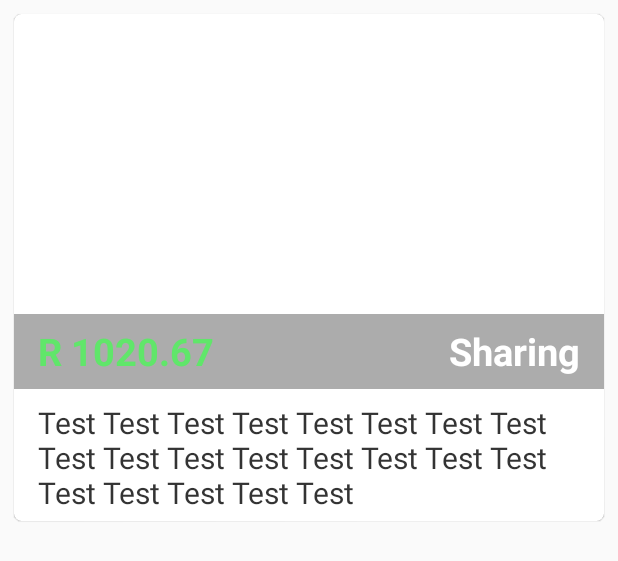
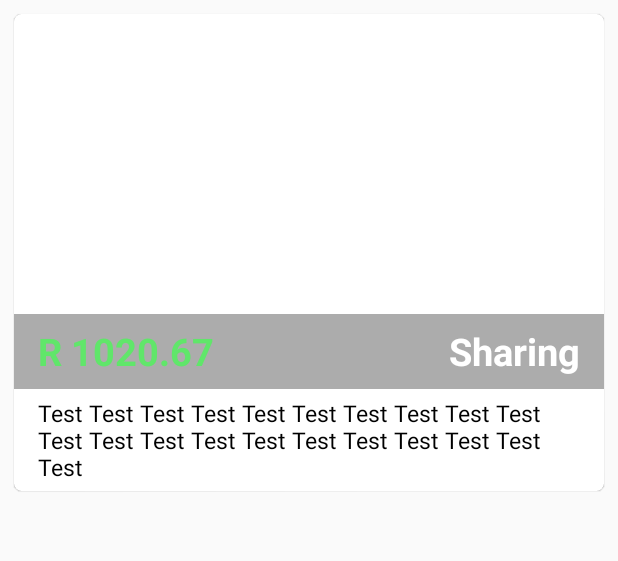
Before and after one commit to dubeboy/classFinderAndroidApp, an Android app: the layout list_item_accom.xml on its own in the app's theme, with its tools: preview values and no code run, on a phone screen of 412 x 824 dp. Shown: the top 561 px of the screen. Run offline under Robolectric (Android 15) with nearby library versions, the phone set to English and light mode, and no system bars.

```diff
--- a/app/src/main/AndroidManifest.xml
+++ b/app/src/main/AndroidManifest.xml
@@ -16,7 +16,7 @@
                 <category android:name="android.intent.category.LAUNCHER" />
             </intent-filter>
         </activity>
-        <activity android:name=".activity.AndroidImageSlider"/>
+        <activity android:name=".activity.AccomImageSlider"/>
     </application>
 
 </manifest>
--- a/app/src/main/java/za/co/metalojiq/classfinder/someapp/adapter/AccomAdapter.java
+++ b/app/src/main/java/za/co/metalojiq/classfinder/someapp/adapter/AccomAdapter.java
@@ -82,8 +82,7 @@ public class AccomAdapter extends RecyclerView.Adapter<AccomAdapter.AccomViewHol
             tvTitle.setText(price);
             tvRoomType.setText(accommodation.getRoomType());
             Picasso.with(itemView.getContext())
-                    .load(ApiClient.HOST_URL + accommodation.getPicture(0).getImageUrl())
-                    .into(accomImageThumb);
+                    .load(ApiClient.HOST_URL + accommodation.getPicture(0).getImageUrl()).into(accomImageThumb);
 //            built in onClick listener for a view.. nice!!
             itemView.setOnClickListener(new View.OnClickListener() {
                 @Override
--- a/app/src/main/java/za/co/metalojiq/classfinder/someapp/model/AccommodationResponse.java
+++ b/app/src/main/java/za/co/metalojiq/classfinder/someapp/model/AccommodationResponse.java
@@ -9,7 +9,7 @@ import java.util.List;
  */
 
 
-//this class is useful when sending extra data with the json
+//this class is useful when recieving extra data with the json
 public class AccommodationResponse {
 
 //    @SerializedName("page")
--- a/app/src/main/res/layout/list_item_accom.xml
+++ b/app/src/main/res/layout/list_item_accom.xml
@@ -13,12 +13,11 @@
         android:layout_marginLeft="9dp"
         android:layout_marginRight="9dp"
         android:layout_marginBottom="9dp"
-        card_view:cardElevation="0.5dp"
-      >
+        card_view:cardElevation="0.5dp">
         <RelativeLayout
             android:id="@+id/top_layout"
             android:layout_width="fill_parent"
-            android:layout_height="338dp">
+            android:layout_height="wrap_content">
 
             <ImageView
                 android:id="@+id/img_thumbnail"
@@ -69,11 +68,10 @@
                 android:paddingRight="@dimen/activity_horizontal_margin"
                 android:paddingTop="5dp"
                 android:paddingBottom="5dp"
-                android:alpha="0.8"
                 android:textColor="#000"
-                android:textSize="20dp"
+                android:textSize="15dp"
                 android:text="Test Test Test Test Test Test Test Test Test Test Test Test Test Test Test Test Test Test Test Test Test"
-                android:layout_alignParentBottom="true"
+                android:layout_below="@+id/tv_title"
                 android:layout_alignParentLeft="true"
                 android:layout_alignParentStart="true" />
         </RelativeLayout>
--- a/app/src/main/res/menu/menu_main2.xml
+++ b/app/src/main/res/menu/menu_main.xml
@@ -7,4 +7,9 @@
         android:orderInCategory="100"
         android:title="@string/action_settings"
         app:showAsAction="never" />
+    <item
+        android:id="@+id/action_slider"
+        android:orderInCategory="200"
+        android:title="Show slides nikka"
+        app:showAsAction="never" />
 </menu>
--- a/app/src/main/res/values/colors.xml
+++ b/app/src/main/res/values/colors.xml
@@ -1,7 +1,7 @@
 <?xml version="1.0" encoding="utf-8"?>
 <resources>
     <color name="primary">#ff5722</color>
-    <color name="primary_dark">#ff3d00</color>
+    <color name="primary_dark">#f4511e</color>
     <color name="accent">#4caf50</color>
 
 </resources>
```
Also changed, not shown: app/src/main/java/za/co/metalojiq/classfinder/someapp/activity/AccomImageSlider.java (added, +38 -0 lines), app/src/main/java/za/co/metalojiq/classfinder/someapp/activity/AndroidImageSlider.java (deleted, +0 -11 lines), app/src/main/java/za/co/metalojiq/classfinder/someapp/activity/MainActivity.java (+28 -2 lines), app/src/main/java/za/co/metalojiq/classfinder/someapp/adapter/AccomImageAdapter.java (renamed from app/src/main/java/za/co/metalojiq/classfinder/someapp/adapter/AndroidImageAdapter.java, +16 -12 lines), app/src/main/java/za/co/metalojiq/classfinder/someapp/model/Accommodation.java (+9 -0 lines), app/src/main/res/layout/accom_image_slider_activity.xml (renamed from app/src/main/res/layout/android_image_slider_activity.xml, +6 -4 lines), app/src/main/res/drawable/a.png (added), app/src/main/res/drawable/d1.jpg (added), app/src/main/res/drawable/d2.jpg (added), app/src/main/res/drawable/d3.jpg (added), app/src/main/res/drawable/d4.jpg (added).
